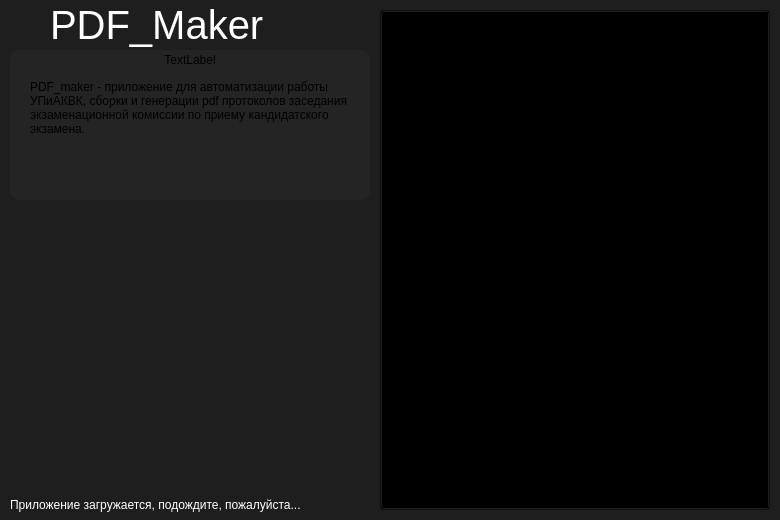
This is src/gui/loading_window.ui in PavelSbvt/asp-automation as Qt 5 draws it before an edit. The edited form follows.
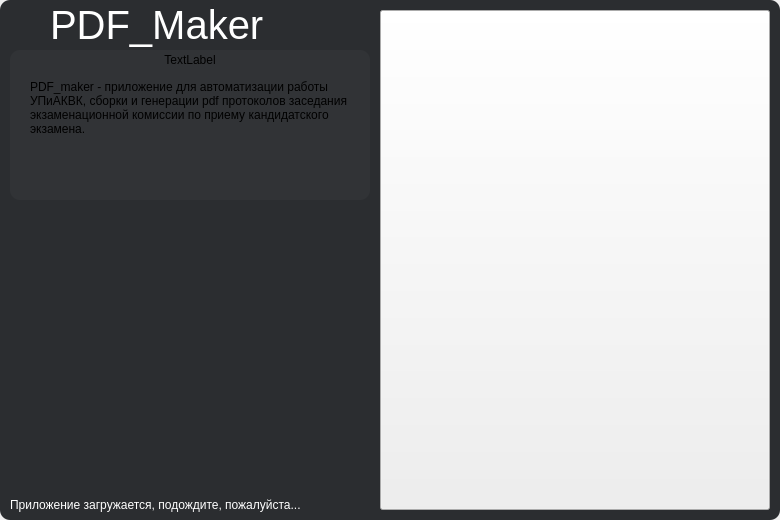
This is the edited form.

Commit message: > [gui/loading_window.ui] - fixing the problem with nesting and missing window background

Diff of the .ui file:
```diff
--- a/src/gui/loading_window.ui
+++ b/src/gui/loading_window.ui
@@ -1,7 +1,10 @@
 <?xml version="1.0" encoding="UTF-8"?>
 <ui version="4.0">
- <class>widget_background_fill</class>
- <widget class="QWidget" name="widget_background_fill">
+ <class>root_widget</class>
+ <widget class="QWidget" name="root_widget">
+  <property name="enabled">
+   <bool>true</bool>
+  </property>
   <property name="geometry">
    <rect>
     <x>0</x>
@@ -23,20 +26,47 @@
    </size>
   </property>
   <property name="windowTitle">
-   <string>Form</string>
+   <string>loading_window</string>
   </property>
   <property name="styleSheet">
-   <string notr="true">#loading_window {
-    background-color: transparent;
-}
-
-#widget_background_fill {
-    background-color: #1E1E1E;
+   <string notr="true">#widget_background_fill {
+    background-color: #2B2D30;
     border-radius: 10px;
 }
 </string>
   </property>
+  <widget class="QWidget" name="widget_background_fill" native="true">
+   <property name="enabled">
+    <bool>true</bool>
+   </property>
+   <property name="geometry">
+    <rect>
+     <x>0</x>
+     <y>0</y>
+     <width>780</width>
+     <height>520</height>
+    </rect>
+   </property>
+   <property name="minimumSize">
+    <size>
+     <width>780</width>
+     <height>520</height>
+    </size>
+   </property>
+   <property name="maximumSize">
+    <size>
+     <width>780</width>
+     <height>520</height>
+    </size>
+   </property>
+   <property name="styleSheet">
+    <string notr="true">#widget_background_fill { background-color: #2B2D30;
+border-radius: 10px; }</string>
+   </property>
   <widget class="QWidget" name="widget_gradient" native="true">
+    <property name="enabled">
+     <bool>true</bool>
+    </property>
    <property name="geometry">
     <rect>
      <x>0</x>
@@ -257,6 +287,12 @@
       <bool>true</bool>
      </property>
     </widget>
+    </widget>
+    <zorder>icon</zorder>
+    <zorder>loading_window</zorder>
+    <zorder>lb_blc_m_load</zorder>
+    <zorder>block_app_name</zorder>
+    <zorder>background_widget_text</zorder>
    </widget>
   </widget>
  </widget>
```
Lines whose indentation alone changed are shown as unchanged.
